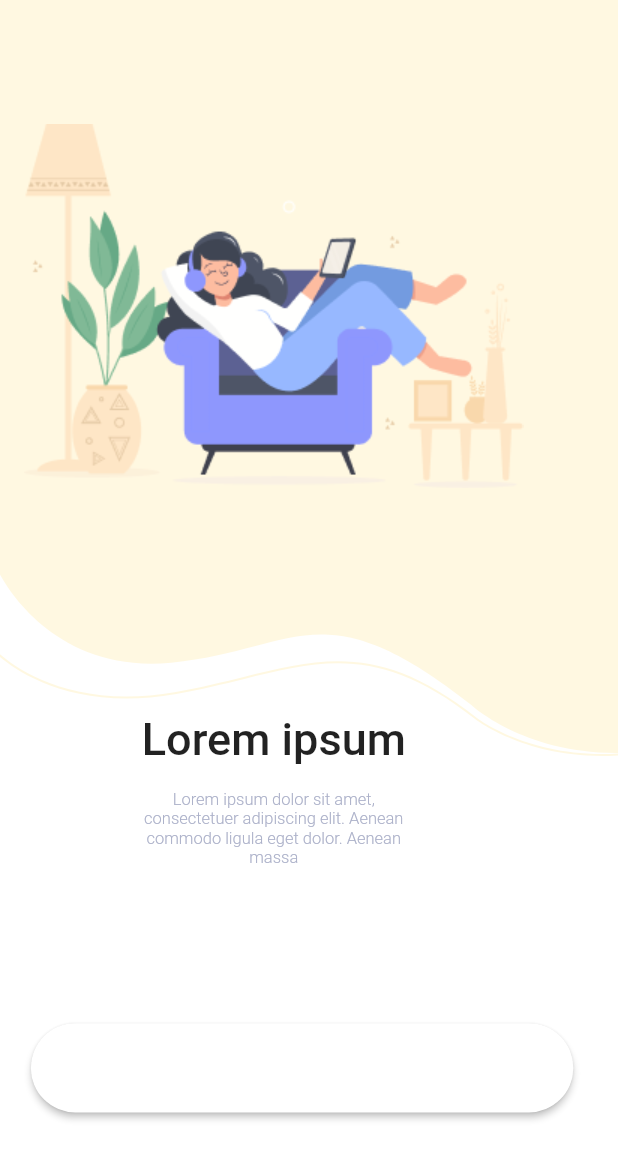
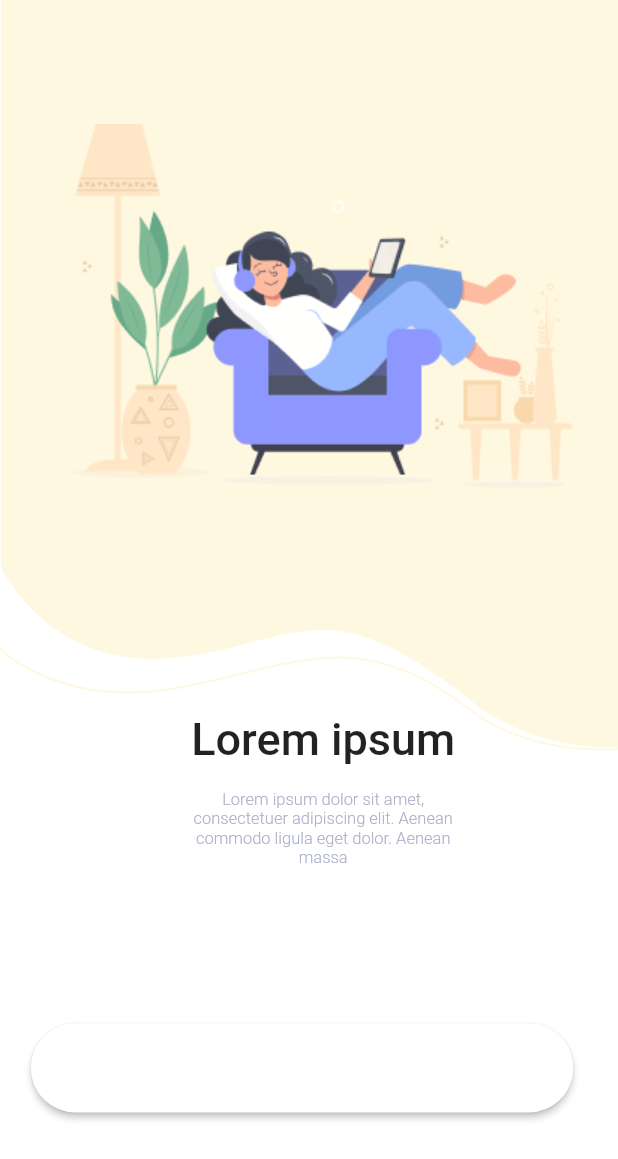
Before and after one commit to Di72/pet-flutter, a Flutter app: the screen it shows after launch, on a phone screen of 412 x 824 dp. Shown: the top 1159 px of the screen. Run offline on Flutter 3.47's test engine with Material 2 defaults, Android fonts, the phone set to English and light mode, and no system bars; our stand-ins replace flutter_svg.

Commit message:
feat: adaptive layout

```diff
--- a/lib/screen/first/first.dart
+++ b/lib/screen/first/first.dart
@@ -1,8 +1,10 @@
 import 'package:flutter/material.dart';
 import 'package:flutter_application_1/components/bottom_navbar.dart';
 import 'package:flutter_application_1/components/change_theme_button.dart';
+import 'package:flutter_application_1/components/mock_responsive.dart';
 import 'package:flutter_application_1/enums.dart';
 import 'package:flutter_application_1/generated/l10n.dart';
+import 'package:flutter_application_1/responsive.dart';
 import 'package:flutter_application_1/screen/first/components/body.dart';
 
 class First extends StatelessWidget {
@@ -11,6 +13,7 @@ class First extends StatelessWidget {
 
   @override
   Widget build(BuildContext context) {
+    if (Responsive.isMobile(context)) {
       return Scaffold(
         appBar: AppBar(
           title: Text(S.of(context).first),
@@ -20,5 +23,8 @@ class First extends StatelessWidget {
         bottomNavigationBar:
             const CustomBottomNavBar(selectedMenu: MenuState.first),
       );
+    } else {
+      return const Scaffold(body: MockResponsive());
     }
   }
+}
--- a/lib/screen/second/second.dart
+++ b/lib/screen/second/second.dart
@@ -1,8 +1,10 @@
 import 'package:flutter/material.dart';
 import 'package:flutter_application_1/components/bottom_navbar.dart';
 import 'package:flutter_application_1/components/change_theme_button.dart';
+import 'package:flutter_application_1/components/mock_responsive.dart';
 import 'package:flutter_application_1/enums.dart';
 import 'package:flutter_application_1/generated/l10n.dart';
+import 'package:flutter_application_1/responsive.dart';
 import 'package:flutter_application_1/screen/second/components/body.dart';
 
 class Second extends StatelessWidget {
@@ -11,6 +13,7 @@ class Second extends StatelessWidget {
 
   @override
   Widget build(BuildContext context) {
+    if (Responsive.isMobile(context)) {
       return Scaffold(
         appBar: AppBar(
           title: Text(S.of(context).second),
@@ -20,5 +23,8 @@ class Second extends StatelessWidget {
         bottomNavigationBar:
             const CustomBottomNavBar(selectedMenu: MenuState.second),
       );
+    } else {
+      return const Scaffold(body: MockResponsive());
     }
   }
+}
--- a/lib/screen/third/third.dart
+++ b/lib/screen/third/third.dart
@@ -1,8 +1,10 @@
 import 'package:flutter/material.dart';
 import 'package:flutter_application_1/components/bottom_navbar.dart';
 import 'package:flutter_application_1/components/change_theme_button.dart';
+import 'package:flutter_application_1/components/mock_responsive.dart';
 import 'package:flutter_application_1/enums.dart';
 import 'package:flutter_application_1/generated/l10n.dart';
+import 'package:flutter_application_1/responsive.dart';
 import 'package:flutter_application_1/screen/third/components/body.dart';
 
 class Third extends StatelessWidget {
@@ -11,6 +13,7 @@ class Third extends StatelessWidget {
 
   @override
   Widget build(BuildContext context) {
+    if (Responsive.isMobile(context)) {
       return Scaffold(
         appBar: AppBar(
           title: Text(S.of(context).third),
@@ -20,5 +23,8 @@ class Third extends StatelessWidget {
         bottomNavigationBar:
             const CustomBottomNavBar(selectedMenu: MenuState.third),
       );
+    } else {
+      return const Scaffold(body: MockResponsive());
     }
   }
+}
--- a/lib/screen/welcome/components/body.dart
+++ b/lib/screen/welcome/components/body.dart
@@ -47,6 +47,7 @@ class _BodyState extends State<Body> with SingleTickerProviderStateMixin {
           SvgPicture.asset(
             "assets/icons/Frame.svg",
             color: Theme.of(context).appBarTheme.color,
+            width: _size.width,
             fit: BoxFit.fitHeight,
           ),
           AnimatedPositioned(
@@ -57,11 +58,10 @@ class _BodyState extends State<Body> with SingleTickerProviderStateMixin {
             top: _size.height - 700,
             child: const SignUp(),
           ),
-          if (Responsive.isMobile(context))
           AnimatedPositioned(
               duration: const Duration(milliseconds: 500),
               top: _size.height * 0.1,
-                left: _isShowNextFields ? -_size.width * 2 : 0,
+              left: _isShowNextFields ? -_size.width * 2 : _size.width * 0.08,
               child: Padding(
                 padding:
                     const EdgeInsets.symmetric(horizontal: kDefaultPadding),
--- a/lib/screen/welcome/welcome.dart
+++ b/lib/screen/welcome/welcome.dart
@@ -1,5 +1,8 @@
 import 'package:flutter/material.dart';
+import 'package:flutter_application_1/components/mock_responsive.dart';
+import 'package:flutter_application_1/responsive.dart';
 import 'package:flutter_application_1/screen/Welcome/components/body.dart';
+import 'package:flutter_application_1/screen/welcome/components/sign_up.dart';
 
 class Welcome extends StatelessWidget {
   const Welcome({Key? key}) : super(key: key);
@@ -7,6 +10,10 @@ class Welcome extends StatelessWidget {
 
   @override
   Widget build(BuildContext context) {
-    return const Scaffold(body: Body());
+    if (Responsive.isMobile(context)) {
+      return const Scaffold(body: Body());
+    } else {
+      return const Scaffold(body: MockResponsive());
+    }
   }
 }
```
Also changed, not shown: lib/components/mock_responsive.dart (added, +13 -0 lines), assets/images/cat_dancing.gif (added), 1 other file. Lines whose indentation alone changed are shown as unchanged.
